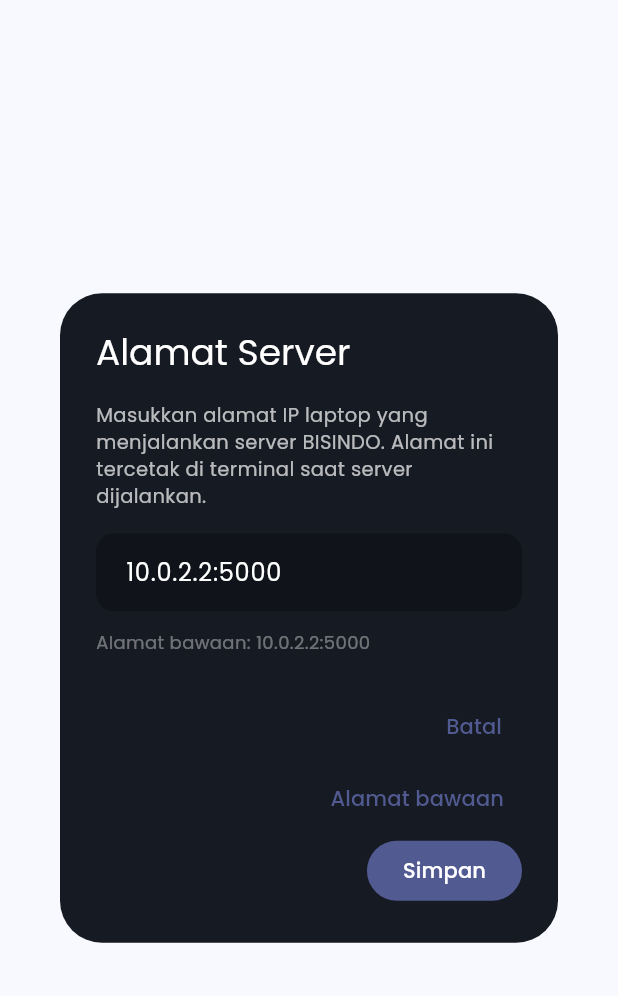
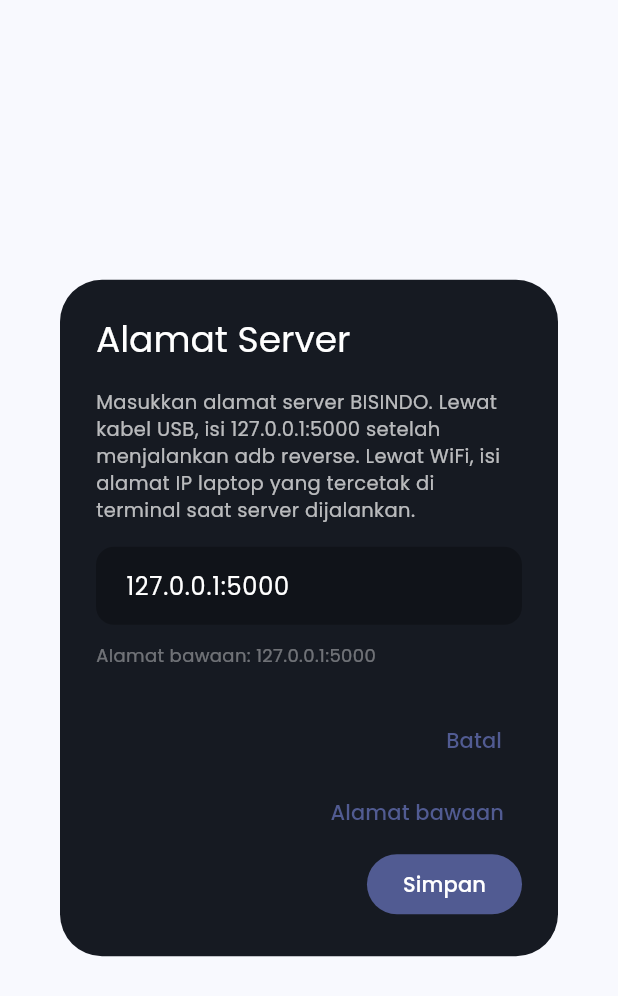
Before and after one commit to hafisc/bisindo, a Flutter app: the ServerSettingsDialog widget shown alone on an empty page, opened directly with empty values, on a phone screen of 412 x 824 dp. Shown: the top 996 px of the screen. Run offline on Flutter 3.47's test engine with Material 3 defaults, Android fonts, the phone set to English and light mode, and no system bars; our stand-ins replace camera, cloud_firestore, connectivity_plus, dartz, dio, equatable and 15 more; accounts and stored records are empty; generated files the repository leaves out were written again; network calls fail.

Commit message:
fix(mobile): alamat server bawaan memakai jalur adb reverse
Alamat bawaan sebelumnya 10.0.2.2, alias emulator Android. Di HP fisik alamat
itu tidak ada, sehingga aplikasi selalu menampilkan "Server tidak terhubung"
walaupun adb reverse sudah benar dan tunnel-nya sehat. MediaPipe native tidak
tersedia di emulator x86_64, jadi jalur uji yang realistis memang HP fisik
lewat kabel USB.

Bawaan kini 127.0.0.1:5000. Pesan galat koneksi juga menyebutkan perintah adb
reverse dan alamat yang sedang dipakai, supaya penyebabnya langsung terlihat
di layar Scan tanpa perlu membuka log.

```diff
--- a/mobile/lib/core/config/api_config.dart
+++ b/mobile/lib/core/config/api_config.dart
@@ -15,9 +15,14 @@
 ///    disimpan di perangkat, jadi pengguna bisa pindah WiFi atau berganti
 ///    laptop tanpa perlu build ulang aplikasi.
 ///
-/// Nilai bawaan `10.0.2.2` adalah alias `127.0.0.1` untuk emulator Android.
-/// Di HP fisik alamat itu tidak bisa dipakai, jadi pengguna wajib mengisi
-/// alamat IP laptop yang menjalankan `web/run.py`.
+/// Alamat bawaan `127.0.0.1` dipilih karena jalur pengembangan yang dipakai
+/// adalah HP fisik lewat kabel USB dengan `adb reverse tcp:5000 tcp:5000`.
+/// Alamat itu juga berfungsi untuk HP yang tersambung ke WiFi lewat fitur
+/// "port forwarding" lain, dan bisa diganti kapan saja di layar Scan.
+///
+/// Emulator Android memakai alias `10.0.2.2`, tetapi emulator x86_64 tidak
+/// punya MediaPipe native, jadi kamera tidak bisa diuji di sana. Karena itu
+/// alias emulator tidak dijadikan bawaan.
 class ApiConfig {
   const ApiConfig._();
 
@@ -26,7 +31,7 @@
   /// Nilai bawaan bila tidak diatur lewat `--dart-define` maupun layar Scan.
   static const String buildTimeBaseUrl = String.fromEnvironment(
     'API_BASE_URL',
-    defaultValue: 'http://10.0.2.2:5000',
+    defaultValue: 'http://127.0.0.1:5000',
   );
 
   static String? _cached;
--- a/mobile/lib/features/scan/data/services/prediction_api_client.dart
+++ b/mobile/lib/features/scan/data/services/prediction_api_client.dart
@@ -166,9 +166,12 @@
       case DioExceptionType.connectionTimeout:
       case DioExceptionType.sendTimeout:
       case DioExceptionType.receiveTimeout:
-        return 'Server tidak menjawab dalam 3 detik. Periksa alamat server dan WiFi.';
+        return 'Server di $baseUrl tidak menjawab dalam 3 detik. Periksa alamat '
+            'server dan pastikan HP tersambung ke laptop.';
       case DioExceptionType.connectionError:
-        return 'Server tidak bisa dihubungi. Pastikan alamat benar dan HP satu WiFi dengan laptop.';
+        return 'Server tidak bisa dihubungi di $baseUrl. Lewat kabel USB, '
+            'jalankan "adb reverse tcp:5000 tcp:5000" lalu coba lagi. Lewat '
+            'WiFi, pastikan HP dan laptop satu jaringan dan alamatnya benar.';
       case DioExceptionType.badResponse:
         final status = error.response?.statusCode;
         final body = error.response?.data;
--- a/mobile/lib/features/scan/presentation/widgets/server_settings_dialog.dart
+++ b/mobile/lib/features/scan/presentation/widgets/server_settings_dialog.dart
@@ -83,8 +83,9 @@
         crossAxisAlignment: CrossAxisAlignment.start,
         children: [
           const Text(
-            'Masukkan alamat IP laptop yang menjalankan server BISINDO. '
-            'Alamat ini tercetak di terminal saat server dijalankan.',
+            'Masukkan alamat server BISINDO. Lewat kabel USB, isi 127.0.0.1:5000 '
+            'setelah menjalankan adb reverse. Lewat WiFi, isi alamat IP laptop '
+            'yang tercetak di terminal saat server dijalankan.',
             style: TextStyle(color: Colors.white70, fontSize: 13, height: 1.4),
           ),
           const SizedBox(height: 16),
```
Also changed, not shown: 2 other files.
